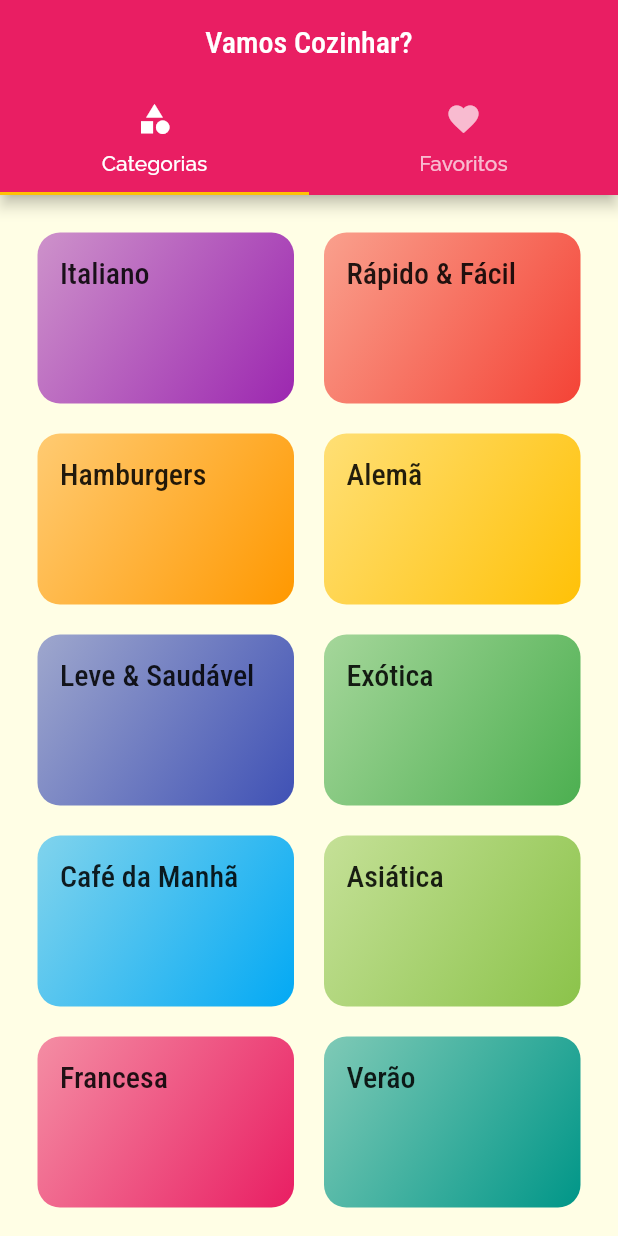
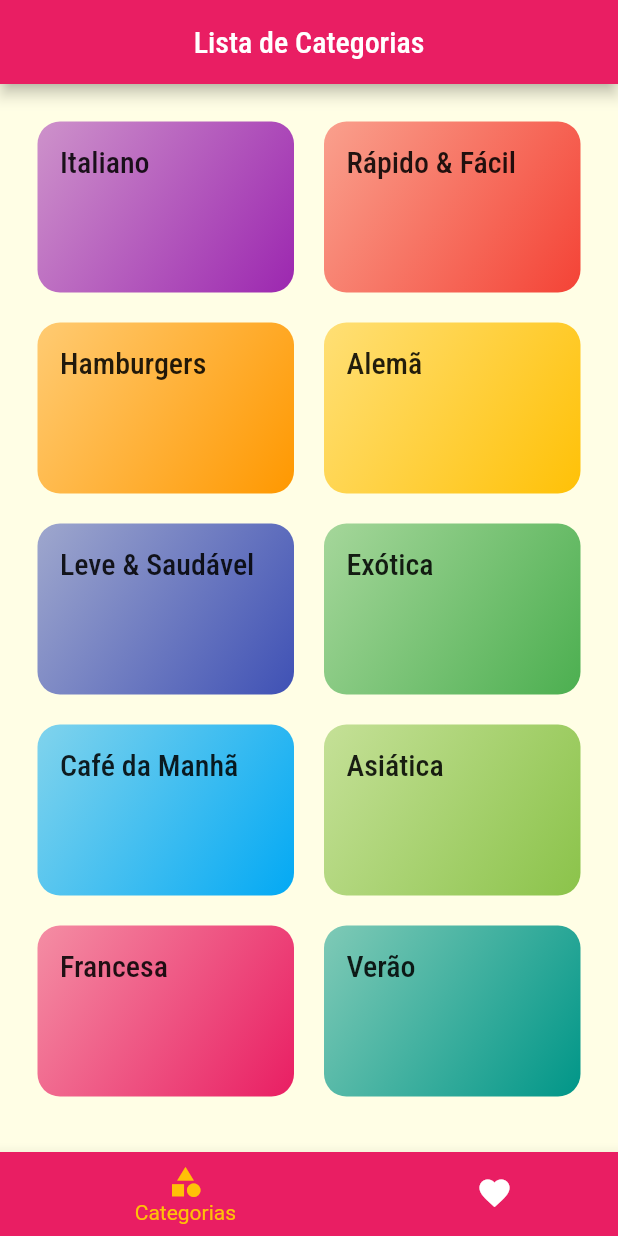
Before and after one commit to huayans/flutter_comidas, a Flutter app: the screen it shows after launch, on a phone screen of 412 x 824 dp. Run offline on Flutter 3.47's test engine with Material 2 defaults, Android fonts, the phone set to English and light mode, and no system bars.

Commit message:
adicionando o tab na parte de baixo

```diff
--- a/my_app/lib/main.dart
+++ b/my_app/lib/main.dart
@@ -18,6 +18,7 @@ class MyApp extends StatelessWidget {
     return MaterialApp(
       title: 'Vamos Cozinhar?',
       theme: ThemeData(
+        primarySwatch: Colors.pink,
         colorScheme: ColorScheme.fromSwatch().copyWith(
           primary: Colors.pink,
           secondary: Colors.amber,
--- a/my_app/lib/screens/tabs_screen.dart
+++ b/my_app/lib/screens/tabs_screen.dart
@@ -2,35 +2,54 @@ import 'package:flutter/material.dart';
 import 'categories_screen.dart';
 import 'favorite_screen.dart';
 
-class TabsScreen extends StatelessWidget {
+class TabsScreen extends StatefulWidget {
   const TabsScreen({super.key});
 
   @override
+  State<TabsScreen> createState() => _TabsScreenState();
+}
+
+class _TabsScreenState extends State<TabsScreen> {
+  int _selectedScreenIndex = 0;
+  final List<Map<String, Object>> _screens = [
+    {'title': 'Lista de Categorias', 'screen': const CategoriesScreen()},
+    {'title': 'Meus Favoritos', 'screen': const FavoriteScreen()},
+  ];
+
+  _selectedScreen(int index) {
+    setState(() {
+      _selectedScreenIndex = index;
+    });
+  }
+
+  @override
   Widget build(BuildContext context) {
-    return DefaultTabController(
-      length: 2,
-      child: Scaffold(
-        appBar: AppBar(
-          title: const Center(child: Text('Vamos Cozinhar?')),
-          bottom: const TabBar(
-            tabs: [
-              Tab(
-                icon: Icon(Icons.category),
-                text: 'Categorias',
-              ),
-              Tab(
-                icon: Icon(Icons.favorite),
-                text: 'Favoritos',
-              ),
-            ],
+    return Scaffold(
+      appBar: AppBar(
+        title: Center(
+          child: Text(_screens[_selectedScreenIndex]['title'] as String),
+        ),
+      ),
+      body: _screens[_selectedScreenIndex]['screen'] as Widget,
+      bottomNavigationBar: BottomNavigationBar(
+        onTap: _selectedScreen,
+        backgroundColor: Theme.of(context).primaryColor,
+        unselectedItemColor: Colors.white,
+        selectedItemColor: Theme.of(context).colorScheme.secondary,
+        currentIndex: _selectedScreenIndex,
+        type: BottomNavigationBarType.shifting,
+        items: [
+          BottomNavigationBarItem(
+            backgroundColor: Theme.of(context).primaryColor,
+            icon: const Icon(Icons.category),
+            label: 'Categorias',
           ),
-        ),
-        body: const TabBarView(
-          children: [
-            CategoriesScreen(),
-            FavoriteScreen(),
-          ],
-        ),
+          BottomNavigationBarItem(
+            backgroundColor: Theme.of(context).primaryColor,
+            icon: const Icon(Icons.favorite),
+            label: 'Favoritos',
+          ),
+        ],
       ),
     );
   }
```
